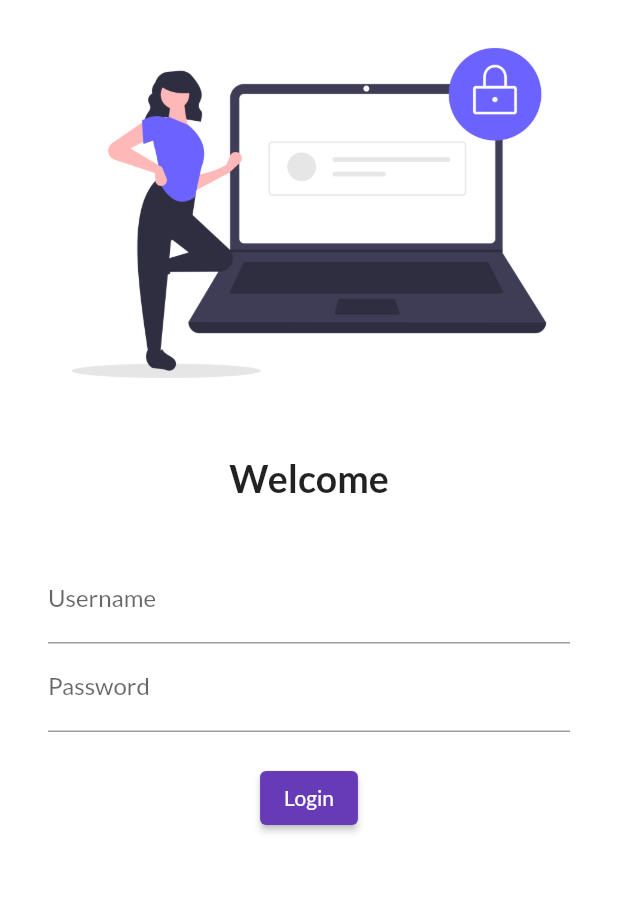
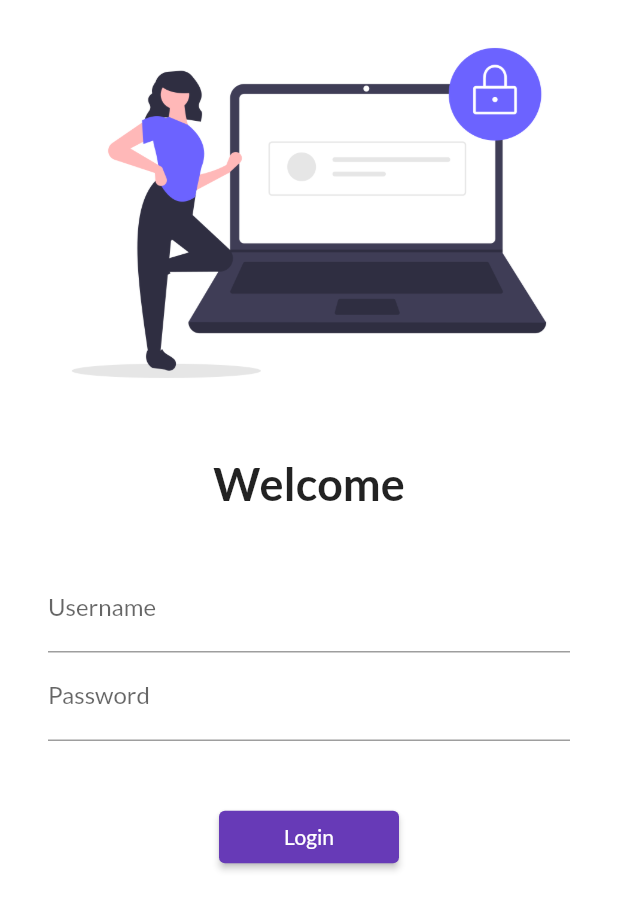
Before and after one commit to hanan0998/30DaysOffFlutter, a Flutter app: the screen it shows after launch, on a phone screen of 412 x 824 dp. Shown: the top 910 px of the screen. Run offline on Flutter 3.47's test engine with Material 2 defaults, Android fonts, the light colour scheme and no system bars; our stand-ins replace google_fonts.

Commit message:
Day 5 completed!

```diff
--- a/lib/main.dart
+++ b/lib/main.dart
@@ -3,6 +3,7 @@ import 'package:pakistan/pages/login_page.dart';
 import 'pages/home_page.dart';
 import 'pages/login_page.dart';
 import 'package:google_fonts/google_fonts.dart';
+import 'utils/routes.dart';
 
 void main() {
   runApp(MyApp());
@@ -30,9 +31,9 @@ class MyApp extends StatelessWidget {
       routes: {
         // adding enter of homepage
         '/': (context) => LoginPage(),
-        "/home": (context) => HomePage(),
+        MyRoutes.homePage: (context) => HomePage(),
         // adding entry of loginpage
-        '/login': (context) => HomePage(),
+        MyRoutes.loginPage: (context) => LoginPage(),
       },
       // specify which page should open initially
       initialRoute: "/",
--- a/lib/pages/login_page.dart
+++ b/lib/pages/login_page.dart
@@ -1,9 +1,12 @@
 import 'package:flutter/material.dart';
+import '../utils/routes.dart';
 
 class LoginPage extends StatelessWidget {
   Widget build(BuildContext context) {
     return Material(
         color: Colors.white,
+        // the best method to make a app responsive is to add it into singlechildscrollview
+        child: SingleChildScrollView(
           child: Column(
             children: <Widget>[
               Image.asset(
@@ -15,14 +18,14 @@ class LoginPage extends StatelessWidget {
               ),
               Text(
                 "Welcome",
-              style: TextStyle(fontSize: 25, fontWeight: FontWeight.bold),
+                style: TextStyle(fontSize: 30, fontWeight: FontWeight.bold),
               ),
               SizedBox(
                 height: 20.0,
               ),
               Padding(
-              padding:
-                  const EdgeInsets.symmetric(vertical: 16.0, horizontal: 32.0),
+                padding: const EdgeInsets.symmetric(
+                    vertical: 16.0, horizontal: 32.0),
                 child: Column(
                   children: [
                     //using textformfield instead of testfield
@@ -41,17 +44,22 @@ class LoginPage extends StatelessWidget {
                       ),
                     ),
                     SizedBox(
-                    height: 20.0,
+                      height: 40.0,
                     ),
                     ElevatedButton(
-                    onPressed: () {},
+                      onPressed: () {
+                        // to jump on the homepage and we are using navgator.pushNamed
+                        // to push page by its name
+                        Navigator.pushNamed(context, MyRoutes.homePage);
+                      },
                       child: Text("Login"),
-                    style: TextButton.styleFrom(),
+                      style: TextButton.styleFrom(minimumSize: Size(120, 35)),
                     )
                   ],
                 ),
               ),
             ],
+          ),
         ));
   }
 }
--- /dev/null
+++ b/lib/utils/routes.dart
@@ -0,0 +1,6 @@
+class MyRoutes {
+  // we are using static so that we don't make it's class
+
+  static String loginPage = "/login";
+  static String homePage = "/home";
+}
```
Lines whose indentation alone changed are shown as unchanged.
